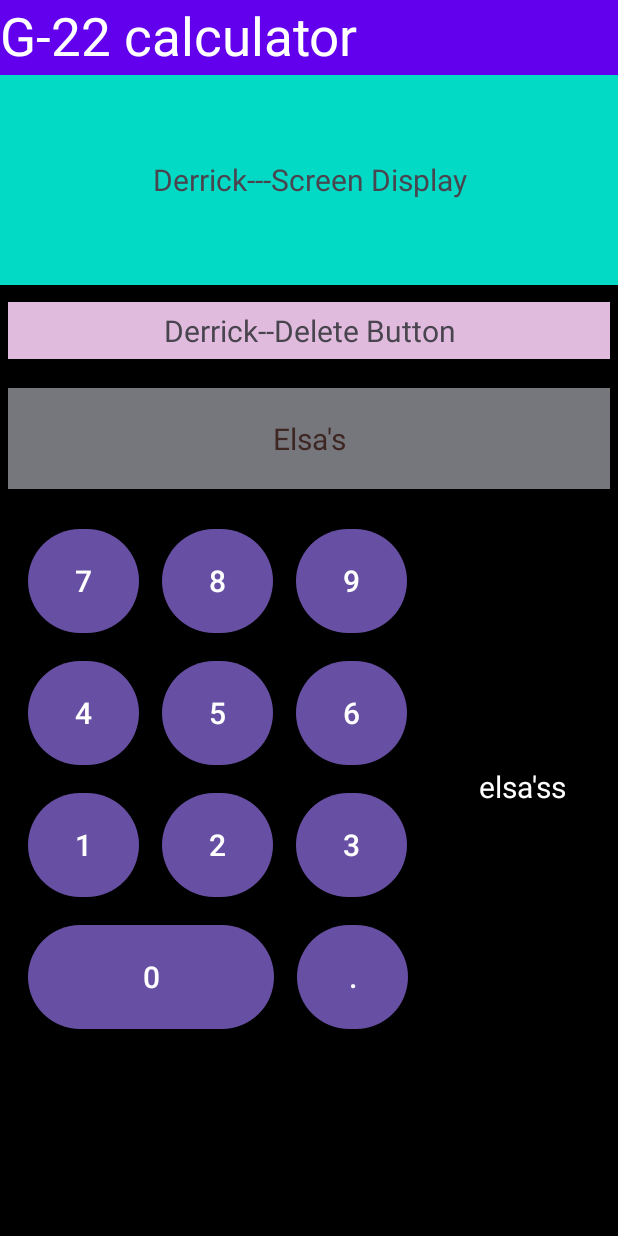
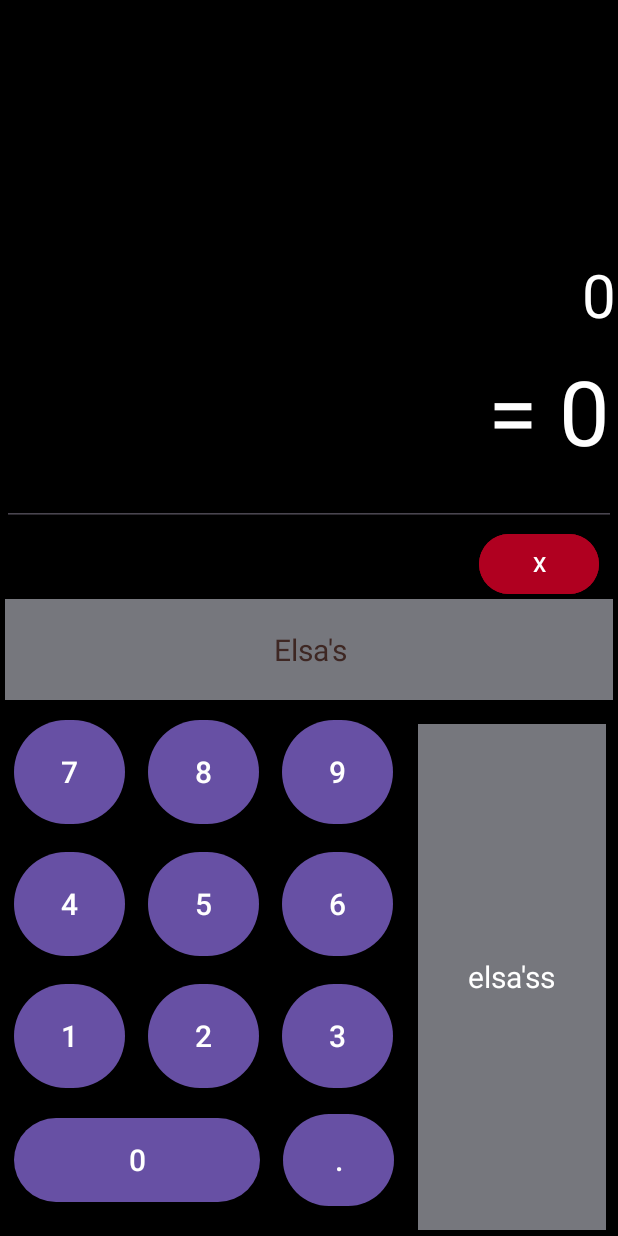
Before and after one commit to ssenyonjoalvin/Mobile_application, an Android app: the screen it shows after launch (MainActivity), on a phone screen of 412 x 824 dp. Run offline under Robolectric (Android 15) with nearby library versions, the phone set to English and light mode, and no system bars.

Commit message:
UI design for output  display, delete button and some minor but important project structure layout arrangements

```diff
--- a/Calculator_App/app/src/main/res/layout/activity_main.xml
+++ b/Calculator_App/app/src/main/res/layout/activity_main.xml
@@ -10,82 +10,90 @@
     android:orientation="vertical"
     tools:context=".MainActivity">
 
-    <TextView
-        android:id="@+id/headerView"
-        android:layout_width="0dp"
-        android:layout_height="50dp"
-        android:background="@color/design_default_color_primary"
-        android:text="G-22 calculator"
-        android:textColor="@color/white"
-        android:textSize="35dp"
-        app:layout_constraintEnd_toEndOf="parent"
-        app:layout_constraintStart_toStartOf="parent"
-        app:layout_constraintTop_toTopOf="parent" />
 
     <LinearLayout
         android:id="@+id/displayBlock1"
-        android:layout_width="0dp"
-        android:layout_height="140dp"
-        android:background="@color/design_default_color_secondary"
+        android:layout_width="409dp"
+        android:layout_height="181dp"
         android:orientation="vertical"
+        app:layout_constraintBottom_toTopOf="@+id/constraintLayout"
         app:layout_constraintEnd_toEndOf="parent"
         app:layout_constraintStart_toStartOf="parent"
-        app:layout_constraintTop_toBottomOf="@id/headerView">
+        app:layout_editor_absoluteY="85dp">
 
         <TextView
+            android:id="@+id/math_expression"
+            android:layout_width="match_parent"
+            android:layout_height="wrap_content"
+            android:clickable="false"
+            android:focusable="false"
+            android:ems="10"
+            android:gravity="end"
+            android:inputType="textPersonName"
+            android:scrollHorizontally="true"
+            android:singleLine="true"
+            android:text="0"
+            android:textColor="@color/white"
+            android:textSize="40sp"
+            />
+
+        <EditText
+            android:id="@+id/result"
             android:layout_width="match_parent"
             android:layout_height="match_parent"
-            android:gravity="center"
-            android:text="Derrick---Screen Display"
-            android:textSize="20sp" />
+            android:clickable="false"
+            android:ems="10"
+            android:focusable="false"
+            android:gravity="end"
+            android:inputType="textPersonName"
+            android:scrollHorizontally="true"
+            android:singleLine="true"
+            android:text="= 0"
+            android:textColor="@color/white"
+            android:textSize="60sp" />
 
-        <View
-            android:id="@+id/view"
-            android:layout_width="match_parent"
-            android:layout_height="1dp"
-            android:layout_marginTop="5dp"
-            tools:layout_editor_absoluteX="0dp"
-            tools:layout_editor_absoluteY="189dp" />
     </LinearLayout>
 
     <androidx.constraintlayout.widget.ConstraintLayout
-        android:layout_width="401dp"
-        android:layout_height="526dp"
-        android:layout_marginTop="200dp"
+        android:id="@+id/constraintLayout"
+        android:layout_width="405dp"
+        android:layout_height="473dp"
         android:orientation="horizontal"
+        app:layout_constraintBottom_toBottomOf="parent"
         app:layout_constraintEnd_toEndOf="parent"
-        app:layout_constraintStart_toStartOf="parent"
-        app:layout_constraintTop_toTopOf="parent">
+        app:layout_constraintStart_toStartOf="parent">
 
         <LinearLayout
             android:id="@+id/linearLayout11"
-            android:layout_width="match_parent"
-            android:layout_height="50dp"
+            android:layout_width="0dp"
+            android:layout_height="0dp"
             android:layout_marginTop="1dp"
+            android:gravity="right"
             android:orientation="horizontal"
+            android:paddingRight="9dp"
+            app:layout_constraintBottom_toTopOf="@+id/alvin"
             app:layout_constraintEnd_toEndOf="parent"
             app:layout_constraintStart_toStartOf="parent"
             app:layout_constraintTop_toTopOf="parent">
 
-            <TextView
-                android:layout_width="match_parent"
-                android:layout_height="38dp"
-                android:background="@color/material_dynamic_tertiary80"
-                android:gravity="center"
-                android:text="Derrick--Delete Button"
-                android:textSize="20sp" />
+            <Button
+                android:layout_width="80dp"
+                android:layout_height="wrap_content"
+                android:backgroundTint="@color/design_default_color_error"
+                android:text="X" />
 
         </LinearLayout>
 
         <LinearLayout
             android:id="@+id/linearLayout14"
-            android:layout_width="match_parent"
+            android:layout_width="412dp"
             android:layout_height="67dp"
-            android:layout_marginTop="7dp"
             android:orientation="horizontal"
+            app:layout_constraintBottom_toTopOf="@+id/alvin"
             app:layout_constraintEnd_toEndOf="parent"
             app:layout_constraintStart_toStartOf="parent"
-            app:layout_constraintTop_toBottomOf="@+id/linearLayout11">
+            app:layout_constraintTop_toBottomOf="@+id/linearLayout11"
+            app:layout_constraintVertical_bias="0.0">
 
             <TextView
                 android:layout_width="match_parent"
@@ -100,13 +108,13 @@
 
         <LinearLayout
             android:id="@+id/alvin"
-            android:layout_width="257dp"
-            android:layout_height="369dp"
-            android:layout_marginStart="16dp"
-            android:layout_marginTop="12dp"
-            android:layout_marginEnd="9dp"
-            android:layout_marginBottom="8dp"
+            android:layout_width="265dp"
+            android:layout_height="349dp"
+            android:layout_marginTop="8dp"
+            android:layout_marginEnd="10dp"
             android:orientation="vertical"
+            android:paddingLeft="6dp"
+            android:paddingRight="6dp"
             app:layout_constraintBottom_toBottomOf="parent"
             app:layout_constraintEnd_toStartOf="@+id/elsa2"
             app:layout_constraintStart_toStartOf="parent"
@@ -120,7 +128,7 @@
                 <Button
                     android:layout_width="74dp"
                     android:layout_height="77dp"
-                    android:layout_marginTop="5dp"
+                    android:layout_marginTop="1dp"
                     android:text="7"
                     android:textSize="20dp" />
 
@@ -128,7 +136,7 @@
                     android:layout_width="74dp"
                     android:layout_height="77dp"
                     android:layout_marginLeft="15dp"
-                    android:layout_marginTop="5dp"
+                    android:layout_marginTop="1dp"
                     android:text="8"
                     android:textSize="20dp" />
 
@@ -136,10 +144,11 @@
                     android:layout_width="74dp"
                     android:layout_height="77dp"
                     android:layout_marginLeft="15dp"
-                    android:layout_marginTop="5dp"
+                    android:layout_marginTop="1dp"
                     android:text="9"
                     android:textSize="20dp" />
             </LinearLayout>
+
             <LinearLayout
                 android:layout_width="match_parent"
                 android:layout_height="88dp"
@@ -148,7 +157,7 @@
                 <Button
                     android:layout_width="74dp"
                     android:layout_height="77dp"
-                    android:layout_marginTop="5dp"
+                    android:layout_marginTop="1dp"
                     android:text="4"
                     android:textSize="20dp" />
 
@@ -156,7 +165,7 @@
                     android:layout_width="74dp"
                     android:layout_height="77dp"
                     android:layout_marginLeft="15dp"
-                    android:layout_marginTop="5dp"
+                    android:layout_marginTop="1dp"
                     android:text="5"
                     android:textSize="20dp" />
 
@@ -164,10 +173,11 @@
                     android:layout_width="74dp"
                     android:layout_height="77dp"
                     android:layout_marginLeft="15dp"
-                    android:layout_marginTop="5dp"
+                    android:layout_marginTop="1dp"
                     android:text="6"
                     android:textSize="20dp" />
             </LinearLayout>
+
             <LinearLayout
                 android:layout_width="match_parent"
                 android:layout_height="88dp"
@@ -176,7 +186,7 @@
                 <Button
                     android:layout_width="74dp"
                     android:layout_height="77dp"
-                    android:layout_marginTop="5dp"
+                    android:layout_marginTop="1dp"
                     android:text="1"
                     android:textSize="20dp" />
 
@@ -184,7 +194,7 @@
                     android:layout_width="74dp"
                     android:layout_height="77dp"
                     android:layout_marginLeft="15dp"
-                    android:layout_marginTop="5dp"
+                    android:layout_marginTop="1dp"
                     android:text="2"
                     android:textSize="20dp" />
 
@@ -192,10 +202,11 @@
                     android:layout_width="74dp"
                     android:layout_height="77dp"
                     android:layout_marginLeft="15dp"
-                    android:layout_marginTop="5dp"
+                    android:layout_marginTop="1dp"
                     android:text="3"
                     android:textSize="20dp" />
             </LinearLayout>
+
             <LinearLayout
                 android:layout_width="match_parent"
                 android:layout_height="88dp"
@@ -204,16 +215,16 @@
 
                 <Button
                     android:layout_width="164dp"
-                    android:layout_height="77dp"
-                    android:layout_marginTop="5dp"
+                    android:layout_height="64dp"
+                    android:layout_marginTop="0dp"
                     android:text="0"
                     android:textSize="20dp" />
 
                 <Button
                     android:layout_width="74dp"
-                    android:layout_height="77dp"
+                    android:layout_height="69dp"
                     android:layout_marginLeft="15dp"
-                    android:layout_marginTop="5dp"
+                    android:layout_marginTop="0dp"
                     android:text="."
                     android:textSize="20dp" />
             </LinearLayout>
@@ -223,14 +234,13 @@
 
         <LinearLayout
             android:id="@+id/elsa2"
-            android:layout_width="95dp"
-            android:layout_height="361dp"
-            android:layout_marginStart="15dp"
-            android:layout_marginTop="18dp"
-            android:layout_marginEnd="14dp"
+            android:layout_width="125dp"
+            android:layout_height="337dp"
+            android:layout_marginStart="10dp"
+            android:layout_marginTop="16dp"
             android:gravity="center"
             android:orientation="vertical"
-            app:layout_constraintEnd_toEndOf="parent"
+            android:background="@color/material_dynamic_neutral50"
             app:layout_constraintStart_toEndOf="@+id/alvin"
             app:layout_constraintTop_toBottomOf="@+id/linearLayout14">
 
@@ -239,6 +249,7 @@
                 android:layout_height="wrap_content"
                 android:gravity="center"
                 android:text="elsa'ss"
+                android:background="@color/material_dynamic_neutral50"
                 android:textColor="@color/white"
                 android:textSize="20sp" />
 
```
